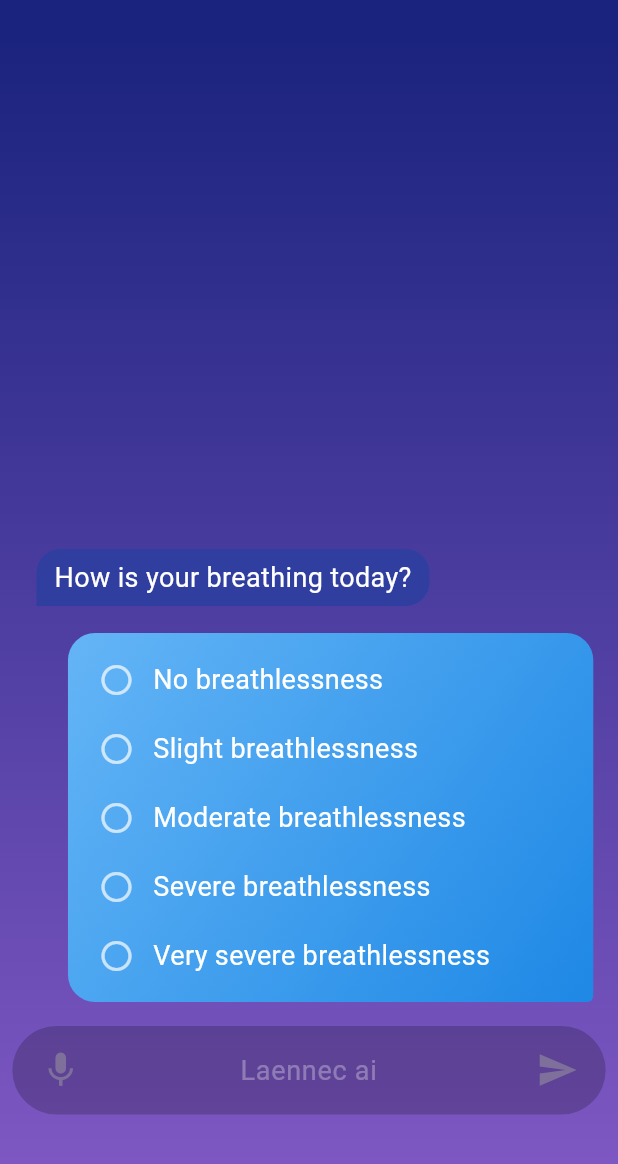
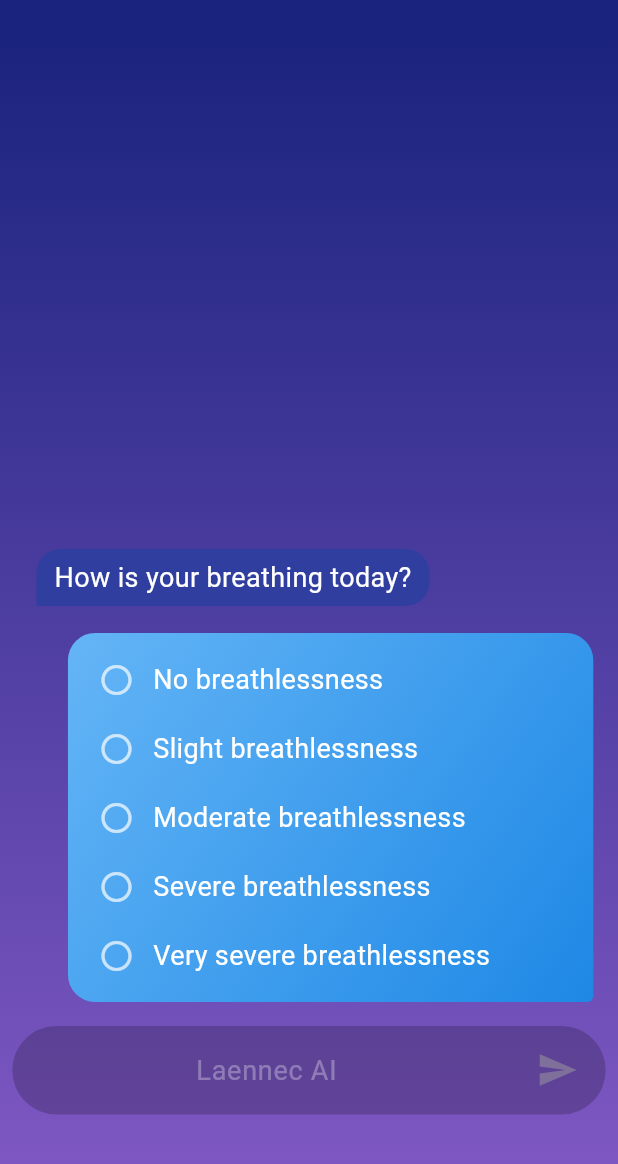
Before and after one commit to geopaul343/chatbot_sample_project, a Flutter app: the ChatView screen opened directly, on a phone screen of 412 x 824 dp, the part 72-1236 px from its top. Run offline on Flutter 3.47's test engine with Material 3 defaults, Android fonts, the phone set to English and light mode, and no system bars; drawn by our look-alikes of chat_bubbles; our stand-ins replace animated_text_kit, bloc, equatable, flutter_bloc, flutter_tts, package_info_plus and 3 more; missing offline and left inert: store_redirect; accounts and stored records are empty.

Commit message:
hide the voice icon in the chatbox in the ai chat

```diff
--- a/lib/widgets/buildtext_composer.dart
+++ b/lib/widgets/buildtext_composer.dart
@@ -56,7 +56,7 @@ Widget buildTextComposer(BuildContext context, ChatState state) {
     if (expectingCustomInput) {
       return "Please enter your reason...";
     } else if (!isQuestionnaireComplete) {
-      return "Laennec ai";
+      return "Laennec AI";
     } else if (isAITyping) {
       return "AI is thinking...";
     } else {
@@ -75,24 +75,24 @@ Widget buildTextComposer(BuildContext context, ChatState state) {
     ),
     child: Row(
       children: [
-        Padding(
-          padding: EdgeInsets.only(left: screenWidth * 0.02),
-          child: IconButton(
-            iconSize: isSmallScreen ? 20 : (isLargeScreen ? 28 : 24),
-            icon: Icon(
-              Icons.mic,
-              color: isEnabled ? Colors.white : Colors.grey.withOpacity(0.5),
-            ),
-            onPressed:
-                isEnabled
-                    ? () {
-                     Navigator.push(context, MaterialPageRoute(builder:(context) {
-                                    return const VoiceChatScreen();
-                     }, ));
-                    }
-                    : null,
-          ),
-        ),
+        // Padding(
+        //   padding: EdgeInsets.only(left: screenWidth * 0.02),
+        //   child: IconButton(
+        //     iconSize: isSmallScreen ? 20 : (isLargeScreen ? 28 : 24),
+        //     icon: Icon(
+        //       Icons.mic,
+        //       color: isEnabled ? Colors.white : Colors.grey.withOpacity(0.5),
+        //     ),
+        //     onPressed:
+        //         isEnabled
+        //             ? () {
+        //              Navigator.push(context, MaterialPageRoute(builder:(context) {
+        //                             return const VoiceChatScreen();
+        //              }, ));
+        //             }
+        //             : null,
+        //   ),
+        // ),
         Expanded(
           child: TextField(
             controller: controller,
```
